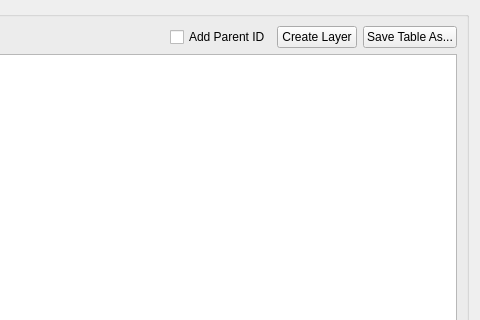
swedigarch/QGIS-plugin, file swedigarch_plugin/intrasis_analysis_browse_class_subclass.ui: the form before one commit; both pictures show x 335 to 815 and y 0 to 320 of the 815 by 709 pixel window.
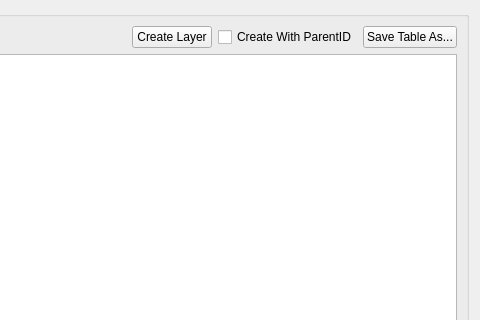
The form after the commit. Icons and pictures are not drawn.

Commit message: 72411-handling-of-objects-without-geometry

```diff
--- a/swedigarch_plugin/intrasis_analysis_browse_class_subclass.ui
+++ b/swedigarch_plugin/intrasis_analysis_browse_class_subclass.ui
@@ -66,16 +66,16 @@
            </spacer>
           </item>
           <item>
-           <widget class="QCheckBox" name="checkBoxAddParentId">
+           <widget class="QPushButton" name="pushButton_load_to_map">
             <property name="text">
-             <string>Add Parent ID</string>
+             <string>Create Layer</string>
             </property>
            </widget>
           </item>
           <item>
-           <widget class="QPushButton" name="pushButton_load_to_map">
+           <widget class="QCheckBox" name="checkBoxAddParentId">
             <property name="text">
-             <string>Create Layer</string>
+             <string>Create With ParentID</string>
             </property>
            </widget>
           </item>
```
The commit also changes 1 other file.
